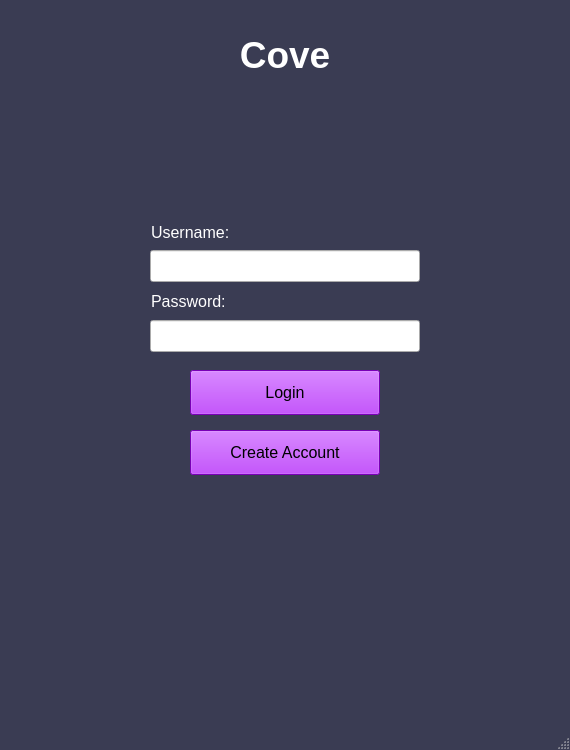
tyler-becker/Middle-Management-CMPS285, file Cove_Client/Cove_Client/cove_login.ui: the form before one commit.
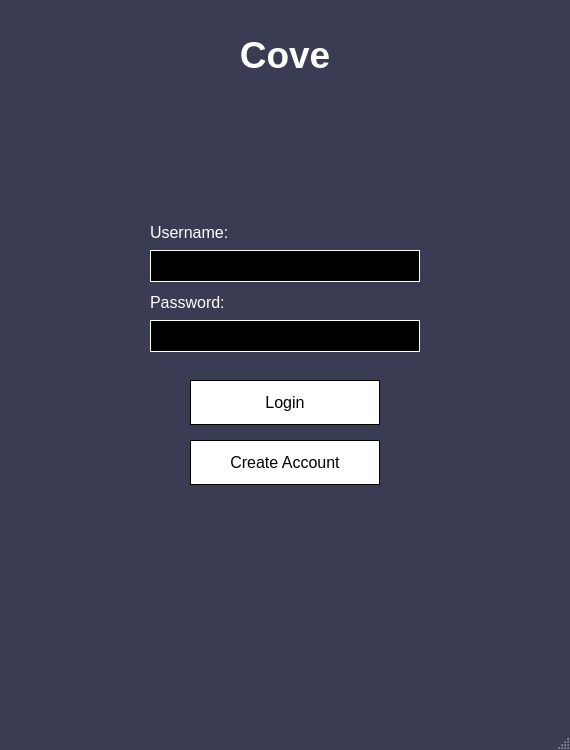
The form after the commit.

Commit message:
Updated Cove Client Example in Qt.
Added securechat and privatechat windows. Began implementing login
checking functionality. Fixed all text box issues and added text
box/button GUI improvements (mouse hover changes). Improved chat window
functionality (scrolling/wordwrap, etc.). Added placeholder for current
user list.  Cove_Client is designed to run in Qt Creater. Written by
Beau B.

What changed in the file:
```diff
--- a/Cove_Client/Cove_Client/cove_login.ui
+++ b/Cove_Client/Cove_Client/cove_login.ui
@@ -444,7 +444,7 @@
     <property name="geometry">
      <rect>
       <x>190</x>
-      <y>370</y>
+      <y>380</y>
       <width>190</width>
       <height>45</height>
      </rect>
@@ -464,8 +464,8 @@
        <colorrole role="Button">
         <brush brushstyle="SolidPattern">
          <color alpha="255">
-          <red>170</red>
-          <green>0</green>
+          <red>255</red>
+          <green>255</green>
           <blue>255</blue>
          </color>
         </brush>
@@ -545,8 +545,8 @@
        <colorrole role="Window">
         <brush brushstyle="SolidPattern">
          <color alpha="255">
-          <red>170</red>
-          <green>0</green>
+          <red>255</red>
+          <green>255</green>
           <blue>255</blue>
          </color>
         </brush>
@@ -560,11 +560,29 @@
          </color>
         </brush>
        </colorrole>
+       <colorrole role="Highlight">
+        <brush brushstyle="SolidPattern">
+         <color alpha="255">
+          <red>0</red>
+          <green>0</green>
+          <blue>0</blue>
+         </color>
+        </brush>
+       </colorrole>
+       <colorrole role="HighlightedText">
+        <brush brushstyle="SolidPattern">
+         <color alpha="255">
+          <red>255</red>
+          <green>255</green>
+          <blue>255</blue>
+         </color>
+        </brush>
+       </colorrole>
        <colorrole role="AlternateBase">
         <brush brushstyle="SolidPattern">
          <color alpha="255">
-          <red>212</red>
-          <green>127</green>
+          <red>255</red>
+          <green>255</green>
           <blue>255</blue>
          </color>
         </brush>
@@ -601,8 +619,8 @@
        <colorrole role="Button">
         <brush brushstyle="SolidPattern">
          <color alpha="255">
-          <red>170</red>
-          <green>0</green>
+          <red>255</red>
+          <green>255</green>
           <blue>255</blue>
          </color>
         </brush>
@@ -682,8 +700,8 @@
        <colorrole role="Window">
         <brush brushstyle="SolidPattern">
          <color alpha="255">
-          <red>170</red>
-          <green>0</green>
+          <red>255</red>
+          <green>255</green>
           <blue>255</blue>
          </color>
         </brush>
@@ -697,11 +715,29 @@
          </color>
         </brush>
        </colorrole>
+       <colorrole role="Highlight">
+        <brush brushstyle="SolidPattern">
+         <color alpha="255">
+          <red>0</red>
+          <green>0</green>
+          <blue>0</blue>
+         </color>
+        </brush>
+       </colorrole>
+       <colorrole role="HighlightedText">
+        <brush brushstyle="SolidPattern">
+         <color alpha="255">
+          <red>255</red>
+          <green>255</green>
+          <blue>255</blue>
+         </color>
+        </brush>
+       </colorrole>
        <colorrole role="AlternateBase">
         <brush brushstyle="SolidPattern">
          <color alpha="255">
-          <red>212</red>
-          <green>127</green>
+          <red>255</red>
+          <green>255</green>
           <blue>255</blue>
          </color>
         </brush>
@@ -729,17 +765,17 @@
        <colorrole role="WindowText">
         <brush brushstyle="SolidPattern">
          <color alpha="255">
-          <red>85</red>
+          <red>0</red>
           <green>0</green>
-          <blue>127</blue>
+          <blue>0</blue>
          </color>
         </brush>
        </colorrole>
        <colorrole role="Button">
         <brush brushstyle="SolidPattern">
          <color alpha="255">
-          <red>170</red>
-          <green>0</green>
+          <red>255</red>
+          <green>255</green>
           <blue>255</blue>
          </color>
         </brush>
@@ -783,9 +819,9 @@
        <colorrole role="Text">
         <brush brushstyle="SolidPattern">
          <color alpha="255">
-          <red>85</red>
+          <red>0</red>
           <green>0</green>
-          <blue>127</blue>
+          <blue>0</blue>
          </color>
         </brush>
        </colorrole>
@@ -801,17 +837,17 @@
        <colorrole role="ButtonText">
         <brush brushstyle="SolidPattern">
          <color alpha="255">
-          <red>85</red>
+          <red>0</red>
           <green>0</green>
-          <blue>127</blue>
+          <blue>0</blue>
          </color>
         </brush>
        </colorrole>
        <colorrole role="Base">
         <brush brushstyle="SolidPattern">
          <color alpha="255">
-          <red>170</red>
-          <green>0</green>
+          <red>255</red>
+          <green>255</green>
           <blue>255</blue>
          </color>
         </brush>
@@ -819,8 +855,8 @@
        <colorrole role="Window">
         <brush brushstyle="SolidPattern">
          <color alpha="255">
-          <red>170</red>
-          <green>0</green>
+          <red>255</red>
+          <green>255</green>
           <blue>255</blue>
          </color>
         </brush>
@@ -834,11 +870,29 @@
          </color>
         </brush>
        </colorrole>
+       <colorrole role="Highlight">
+        <brush brushstyle="SolidPattern">
+         <color alpha="255">
+          <red>0</red>
+          <green>0</green>
+          <blue>0</blue>
+         </color>
+        </brush>
+       </colorrole>
+       <colorrole role="HighlightedText">
+        <brush brushstyle="SolidPattern">
+         <color alpha="255">
+          <red>255</red>
+          <green>255</green>
+          <blue>255</blue>
+         </color>
+        </brush>
+       </colorrole>
        <colorrole role="AlternateBase">
         <brush brushstyle="SolidPattern">
          <color alpha="255">
-          <red>170</red>
-          <green>0</green>
+          <red>255</red>
+          <green>255</green>
           <blue>255</blue>
          </color>
         </brush>
@@ -866,14 +920,29 @@
     </property>
     <property name="font">
      <font>
+      <family>Arial</family>
       <pointsize>12</pointsize>
+      <weight>50</weight>
+      <italic>false</italic>
+      <bold>false</bold>
      </font>
     </property>
     <property name="autoFillBackground">
      <bool>false</bool>
     </property>
     <property name="styleSheet">
-     <string notr="true"/>
+     <string notr="true">QPushButton{
+	color: black;;
+	background-color: white;
+	alternate-background-color: white;
+	font: 12pt &quot;Arial&quot;;
+	selection-color: white;
+	selection-background-color: black;
+	border: 1px solid black;
+}
+QPushButton:hover{
+	border: 2px solid black;
+}</string>
     </property>
     <property name="text">
      <string>Login</string>
@@ -915,7 +984,7 @@
     <property name="geometry">
      <rect>
       <x>190</x>
-      <y>430</y>
+      <y>440</y>
       <width>190</width>
       <height>45</height>
      </rect>
@@ -935,8 +1004,8 @@
        <colorrole role="Button">
         <brush brushstyle="SolidPattern">
          <color alpha="255">
-          <red>170</red>
-          <green>0</green>
+          <red>255</red>
+          <green>255</green>
           <blue>255</blue>
          </color>
         </brush>
@@ -1016,8 +1085,8 @@
        <colorrole role="Window">
         <brush brushstyle="SolidPattern">
          <color alpha="255">
-          <red>170</red>
-          <green>0</green>
+          <red>255</red>
+          <green>255</green>
           <blue>255</blue>
          </color>
         </brush>
@@ -1031,11 +1100,29 @@
          </color>
         </brush>
        </colorrole>
+       <colorrole role="Highlight">
+        <brush brushstyle="SolidPattern">
+         <color alpha="255">
+          <red>0</red>
+          <green>0</green>
+          <blue>0</blue>
+         </color>
+        </brush>
+       </colorrole>
+       <colorrole role="HighlightedText">
+        <brush brushstyle="SolidPattern">
+         <color alpha="255">
+          <red>255</red>
+          <green>255</green>
+          <blue>255</blue>
+         </color>
+        </brush>
+       </colorrole>
        <colorrole role="AlternateBase">
         <brush brushstyle="SolidPattern">
          <color alpha="255">
-          <red>212</red>
-          <green>127</green>
+          <red>255</red>
+          <green>255</green>
           <blue>255</blue>
          </color>
         </brush>
@@ -1072,8 +1159,8 @@
        <colorrole role="Button">
         <brush brushstyle="SolidPattern">
          <color alpha="255">
-          <red>170</red>
-          <green>0</green>
+          <red>255</red>
+          <green>255</green>
           <blue>255</blue>
          </color>
         </brush>
@@ -1153,8 +1240,8 @@
        <colorrole role="Window">
         <brush brushstyle="SolidPattern">
          <color alpha="255">
-          <red>170</red>
-          <green>0</green>
+          <red>255</red>
+          <green>255</green>
           <blue>255</blue>
          </color>
         </brush>
@@ -1168,11 +1255,29 @@
          </color>
         </brush>
        </colorrole>
+       <colorrole role="Highlight">
+        <brush brushstyle="SolidPattern">
+         <color alpha="255">
+          <red>0</red>
+          <green>0</green>
+          <blue>0</blue>
+         </color>
+        </brush>
+       </colorrole>
+       <colorrole role="HighlightedText">
+        <brush brushstyle="SolidPattern">
+         <color alpha="255">
+          <red>255</red>
+          <green>255</green>
+          <blue>255</blue>
+         </color>
+        </brush>
+       </colorrole>
        <colorrole role="AlternateBase">
         <brush brushstyle="SolidPattern">
          <color alpha="255">
-          <red>212</red>
-          <green>127</green>
+          <red>255</red>
+          <green>255</green>
           <blue>255</blue>
          </color>
         </brush>
@@ -1200,17 +1305,17 @@
        <colorrole role="WindowText">
         <brush brushstyle="SolidPattern">
          <color alpha="255">
-          <red>85</red>
+          <red>0</red>
           <green>0</green>
-          <blue>127</blue>
+          <blue>0</blue>
          </color>
         </brush>
        </colorrole>
        <colorrole role="Button">
         <brush brushstyle="SolidPattern">
          <color alpha="255">
-          <red>170</red>
-          <green>0</green>
+          <red>255</red>
+          <green>255</green>
           <blue>255</blue>
          </color>
         </brush>
@@ -1254,9 +1359,9 @@
        <colorrole role="Text">
         <brush brushstyle="SolidPattern">
          <color alpha="255">
-          <red>85</red>
+          <red>0</red>
           <green>0</green>
-          <blue>127</blue>
+          <blue>0</blue>
          </color>
         </brush>
        </colorrole>
@@ -1272,17 +1377,17 @@
        <colorrole role="ButtonText">
         <brush brushstyle="SolidPattern">
          <color alpha="255">
-          <red>85</red>
+          <red>0</red>
           <green>0</green>
-          <blue>127</blue>
+          <blue>0</blue>
          </color>
         </brush>
        </colorrole>
        <colorrole role="Base">
         <brush brushstyle="SolidPattern">
          <color alpha="255">
-          <red>170</red>
-          <green>0</green>
+          <red>255</red>
+          <green>255</green>
           <blue>255</blue>
          </color>
         </brush>
@@ -1290,8 +1395,8 @@
        <colorrole role="Window">
         <brush brushstyle="SolidPattern">
          <color alpha="255">
-          <red>170</red>
-          <green>0</green>
+          <red>255</red>
+          <green>255</green>
           <blue>255</blue>
          </color>
         </brush>
@@ -1305,11 +1410,29 @@
          </color>
         </brush>
        </colorrole>
+       <colorrole role="Highlight">
+        <brush brushstyle="SolidPattern">
+         <color alpha="255">
+          <red>0</red>
+          <green>0</green>
+          <blue>0</blue>
+         </color>
+        </brush>
+       </colorrole>
+       <colorrole role="HighlightedText">
+        <brush brushstyle="SolidPattern">
+         <color alpha="255">
+          <red>255</red>
+          <green>255</green>
+          <blue>255</blue>
+         </color>
+        </brush>
+       </colorrole>
        <colorrole role="AlternateBase">
         <brush brushstyle="SolidPattern">
          <color alpha="255">
-          <red>170</red>
-          <green>0</green>
+          <red>255</red>
+          <green>255</green>
           <blue>255</blue>
          </color>
         </brush>
@@ -1337,12 +1460,30 @@
     </property>
     <property name="font">
      <font>
+      <family>Arial</family>
       <pointsize>12</pointsize>
+      <weight>50</weight>
+      <italic>false</italic>
+      <bold>false</bold>
      </font>
     </property>
     <property name="autoFillBackground">
      <bool>false</bool>
     </property>
+    <property name="styleSheet">
+     <string notr="true">QPushButton{
+	color: black;;
+	background-color: white;
+	alternate-background-color: white;
+	font: 12pt &quot;Arial&quot;;
+	selection-color: white;
+	selection-background-color: black;
+	border: 1px solid black;
+}
+QPushButton:hover{
+	border: 2px solid black;
+}</string>
+    </property>
     <property name="text">
      <string>Create Account</string>
     </property>
@@ -1350,10 +1491,10 @@
    <widget class="QLabel" name="label__Username">
     <property name="geometry">
      <rect>
-      <x>151</x>
-      <y>221</y>
-      <width>95</width>
-      <height>23</height>
+      <x>150</x>
+      <y>220</y>
+      <width>100</width>
+      <height>25</height>
      </rect>
     </property>
     <property name="font">
@@ -1361,6 +1502,11 @@
       <pointsize>12</pointsize>
      </font>
     </property>
+    <property name="styleSheet">
+     <string notr="true">QLabel{
+	color: white;
+}</string>
+    </property>
     <property name="text">
      <string>Username:</string>
     </property>
@@ -1368,10 +1514,10 @@
    <widget class="QLabel" name="label_Password">
     <property name="geometry">
      <rect>
-      <x>151</x>
+      <x>150</x>
       <y>290</y>
-      <width>94</width>
-      <height>23</height>
+      <width>100</width>
+      <height>25</height>
      </rect>
     </property>
     <property name="font">
@@ -1379,6 +1525,11 @@
       <pointsize>12</pointsize>
      </font>
     </property>
+    <property name="styleSheet">
+     <string notr="true">QLabel{
+	color: white;
+}</string>
+    </property>
     <property name="text">
      <string>Password:</string>
     </property>
@@ -1410,13 +1561,30 @@
     </property>
     <property name="font">
      <font>
+      <family>Arial</family>
       <pointsize>12</pointsize>
      </font>
     </property>
     <property name="styleSheet">
-     <string notr="true">QLineEdit {
-	color: black;
-}</string>
+     <string notr="true">QLineEdit{
+	color: white;
+	background-color: black;
+	alternate-background-color: black;
+	font: 12pt &quot;Arial&quot;;
+	selection-color: black;
+	selection-background-color: white;
+	border: 1px solid white;
+}
+QLineEdit:hover{
+	border: 2px solid white;
+}
+</string>
+    </property>
+    <property name="maxLength">
+     <number>24</number>
+    </property>
+    <property name="frame">
+     <bool>false</bool>
     </property>
     <property name="echoMode">
      <enum>QLineEdit::Password</enum>
@@ -1438,9 +1606,25 @@
      </font>
     </property>
     <property name="styleSheet">
-     <string notr="true">QLineEdit {
-	color: black;
-}</string>
+     <string notr="true">QLineEdit{
+	color: white;
+	background-color: black;
+	alternate-background-color: black;
+	font: 12pt &quot;Arial&quot;;
+	selection-color: black;
+	selection-background-color: white;
+	border: 1px solid white;
+}
+QLineEdit:hover{
+	border: 2px solid white;
+}
+</string>
+    </property>
+    <property name="maxLength">
+     <number>24</number>
+    </property>
+    <property name="frame">
+     <bool>false</bool>
     </property>
    </widget>
    <zorder>label__Username</zorder>
```
Left out of the diff: 15 changed lines with no effect on the pictures. The commit also changes 61 other files.
